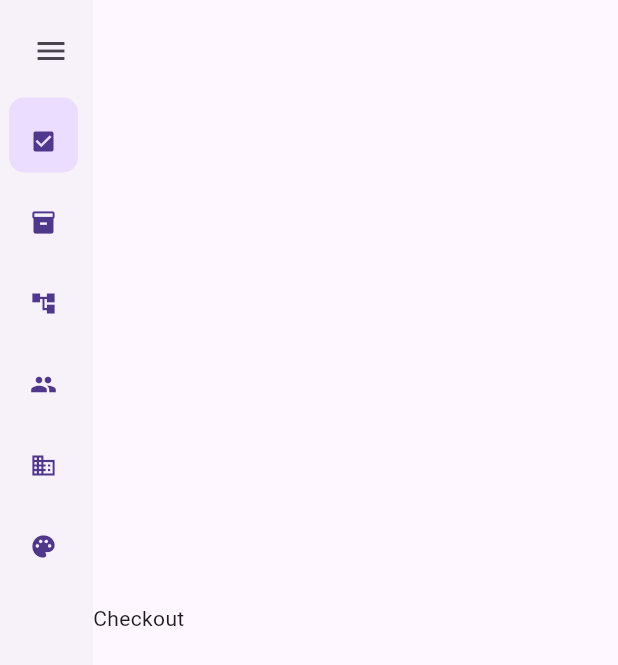
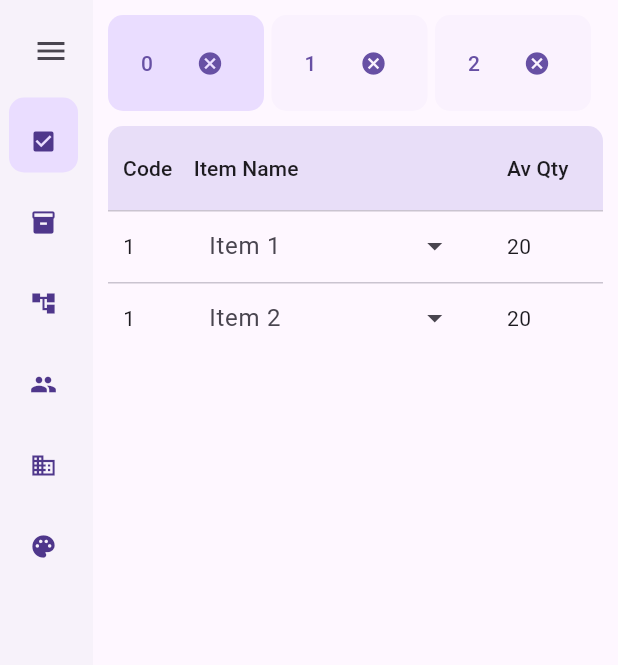
Before and after one commit to buddhimaaushan/flutter-mini-pos, a Flutter app: the screen it shows after launch, on a phone screen of 412 x 824 dp. Shown: the top 665 px of the screen. Run offline on Flutter 3.47's test engine with Material 3 defaults, Android fonts, the phone set to English and light mode, and no system bars; drawn by our look-alikes of data_table_2; our stand-ins replace get.

Commit message:
functioning checkout tabs and datatable

```diff
--- /dev/null
+++ b/lib/controllers/checkout_controller.dart
@@ -0,0 +1,82 @@
+import 'package:get/get.dart';
+import 'package:mini_pos/data/models/checkout_model.dart';
+import 'package:mini_pos/ui/components/checkout_tab_pane.dart';
+
+class CheckoutTabPaneController extends GetxController {
+  RxInt checkoutTabPaneSelected = 0.obs;
+  RxList<CheckoutTabPane> checkoutTabPaneList = <CheckoutTabPane>[
+    const CheckoutTabPane(),
+    const CheckoutTabPane(),
+    const CheckoutTabPane(),
+  ].obs;
+
+  void addNewTab() {
+    checkoutTabPaneList.add(const CheckoutTabPane());
+  }
+
+  void removeTab(int index) {
+    if (checkoutTabPaneSelected >= checkoutTabPaneList.length) {
+      checkoutTabPaneSelected.value = checkoutTabPaneList.length - 1;
+    } else if (checkoutTabPaneSelected >= index &&
+        checkoutTabPaneSelected.value != 0) {
+      checkoutTabPaneSelected.value = checkoutTabPaneSelected.value - 1;
+    }
+    if (checkoutTabPaneList.length > 1) {
+      checkoutTabPaneList.removeAt(index);
+    }
+  }
+
+  void selectTab(int index) {
+    checkoutTabPaneSelected.value = index;
+  }
+
+  void addItem(CheckoutTabPane item) {
+    checkoutTabPaneList.add(item);
+  }
+
+  void removeItem(CheckoutTabPane item) {
+    checkoutTabPaneList.remove(item);
+  }
+}
+
+class CheckoutItemListController extends GetxController {
+  RxList<CheckoutItem> checkoutItemList = <CheckoutItem>[
+    CheckoutItem(
+      id: RxString("1"),
+      code: RxInt(1),
+      name: RxString("Item 1"),
+      avQty: RxInt(20),
+      ordQty: RxInt(5),
+      priceItem: RxInt(100),
+      category: RxString('Category 1'),
+      brand: RxString('Brand 1'),
+      supplier: RxString('Supplier 1'),
+      image: null,
+    ),
+    CheckoutItem(
+      id: RxString("2"),
+      code: RxInt(1),
+      name: RxString("Item 2"),
+      avQty: RxInt(20),
+      ordQty: RxInt(5),
+      priceItem: RxInt(100),
+      category: RxString('Category 2'),
+      brand: RxString('Brand 1'),
+      supplier: RxString('Supplier 2'),
+      image: null,
+    ),
+  ].obs;
+
+  void addItem(CheckoutItem item) {
+    checkoutItemList.add(item);
+  }
+
+  void removeItem(int index) {
+    checkoutItemList.removeAt(index);
+  }
+
+  void updateItem(CheckoutItem item) {
+    int index = checkoutItemList.indexOf(item);
+    checkoutItemList[index] = item;
+  }
+}
--- /dev/null
+++ b/lib/controllers/inventory_controller.dart
@@ -0,0 +1,19 @@
+import 'package:get/get.dart';
+import 'package:mini_pos/data/models/inventory_model.dart';
+
+class InventoryController extends GetxController {
+  RxList<InventoryItem> iventoryState = InventoryItem.inventories.obs;
+
+  void addItem(InventoryItem item) {
+    iventoryState.add(item);
+  }
+
+  void removeItem(InventoryItem item) {
+    iventoryState.remove(item);
+  }
+
+  void updateItem(InventoryItem item, bool imgUpdated) {
+    int index = iventoryState.indexOf(item);
+    iventoryState[index] = item;
+  }
+}
--- /dev/null
+++ b/lib/data/models/checkout_model.dart
@@ -0,0 +1,45 @@
+import 'package:get/get.dart';
+
+class CheckoutItem {
+  Rx<String> id;
+  Rx<int> code;
+  Rx<String> name;
+  Rx<int> avQty;
+  Rx<int> ordQty;
+  Rx<int> priceItem;
+  Rx<String> category;
+  Rx<String> brand;
+  Rx<String> supplier;
+  Rx<String>? image;
+  Rx<String>? description;
+
+  CheckoutItem({
+    required this.id,
+    required this.code,
+    required this.name,
+    required this.avQty,
+    required this.ordQty,
+    required this.priceItem,
+    required this.category,
+    required this.brand,
+    required this.supplier,
+    this.description,
+    this.image,
+  });
+
+  factory CheckoutItem.fromJson(Map<String, dynamic> json) {
+    return CheckoutItem(
+      id: json['id'],
+      code: json['code'],
+      name: json['name'],
+      avQty: json['qty'],
+      ordQty: json['cost'],
+      priceItem: json['price'],
+      description: json['description'],
+      category: json['category'],
+      brand: json['brand'],
+      supplier: json['supplier'],
+      image: json['image'],
+    );
+  }
+}
--- /dev/null
+++ b/lib/data/models/inventory_model.dart
@@ -0,0 +1,88 @@
+import 'dart:convert';
+
+import 'package:uuid/uuid.dart';
+
+const Uuid _uuid = Uuid();
+
+class InventoryItem {
+  final String id;
+  final int code;
+  final String name;
+  final int qty;
+  final int cost;
+  final int price;
+  final String? description;
+  final String category;
+  final String brand;
+  final String supplier;
+  final String? image;
+
+  InventoryItem({
+    required this.id,
+    required this.code,
+    required this.name,
+    required this.qty,
+    required this.cost,
+    required this.price,
+    required this.category,
+    required this.brand,
+    required this.supplier,
+    this.description,
+    this.image,
+  });
+
+  factory InventoryItem.fromJson(Map<String, dynamic> json) {
+    return InventoryItem(
+      id: json['id'],
+      code: json['code'],
+      name: json['name'],
+      qty: json['qty'],
+      cost: json['cost'],
+      price: json['price'],
+      description: json['description'],
+      category: json['category'],
+      brand: json['brand'],
+      supplier: json['supplier'],
+      image: json['image'],
+    );
+  }
+
+  static List<InventoryItem> inventories = [
+    InventoryItem(
+      id: _uuid.v4(),
+      code: 1,
+      name: "Towel",
+      qty: 50,
+      cost: 510,
+      price: 320,
+      description: "Towel",
+      category: "Towel",
+      brand: "CK",
+      supplier: "Maharagama",
+      // image: const Base64Encoder().convert(
+      //     'https://www.google.com/images/branding/googlelogo/1x/googlelogo_color_272x92dp.png'
+      //         .codeUnits),
+      image: const Base64Encoder().convert(
+          'https://encrypted-tbn0.gstatic.com/images?q=tbn:ANd9GcSzKCVORxwpnpxc0EaGBYSHORpNvbxmdAnWb-FKVoUY8Q&s'
+              .codeUnits),
+    ),
+    InventoryItem(
+        id: _uuid.v4(),
+        code: 2,
+        name: "BED SHEET SINGLE",
+        qty: 10,
+        cost: 100,
+        price: 200,
+        description: "BED SHEET SINGLE",
+        category: "BED SHEET",
+        brand: "VS",
+        supplier: "Fort",
+        image: const Base64Encoder().convert(
+            'https://www.google.com/images/branding/googlelogo/1x/googlelogo_color_272x92dp.png'
+                .codeUnits))
+  ];
+
+  static getInventoryById(String id) {
+    return inventories.firstWhere((element) => element.id == id);
+  }
+}
--- a/lib/data/models/sidebar_model.dart
+++ b/lib/data/models/sidebar_model.dart
@@ -31,32 +31,32 @@ class SidebarListItem {
     SidebarListItem(
       title: "Checkout",
       icon: Icons.check_box,
-      view: Checkout(),
+      view: const Checkout(),
     ),
     SidebarListItem(
       title: "Inventory",
       icon: Icons.inventory,
-      view: Inventory(),
+      view: const Inventory(),
     ),
     SidebarListItem(
       title: "Category",
       icon: Icons.account_tree,
-      view: Category(),
+      view: const Category(),
     ),
     SidebarListItem(
       title: "Supplier",
       icon: Icons.group,
-      view: Supplier(),
+      view: const Supplier(),
     ),
     SidebarListItem(
       title: "Brand",
       icon: Icons.business,
-      view: Brand(),
+      view: const Brand(),
     ),
     SidebarListItem(
       title: "Theme",
       icon: Icons.palette,
-      view: AppTheme(),
+      view: const AppTheme(),
     ),
   ];
 }
--- a/lib/main.dart
+++ b/lib/main.dart
@@ -1,3 +1,5 @@
+import 'dart:ui';
+
 import 'package:flutter/material.dart';
 import 'package:get/get.dart';
 import 'package:get/get_navigation/src/root/get_material_app.dart';
@@ -14,9 +16,18 @@ class MiniPosApp extends StatelessWidget {
   @override
   Widget build(BuildContext context) {
     return GetMaterialApp(
-      home: SafeArea(child: Home()),
+      home: const SafeArea(child: Home()),
       themeMode: ThemeMode.system,
       darkTheme: ThemeData.dark(),
+      scrollBehavior: const MaterialScrollBehavior().copyWith(
+        dragDevices: {
+          PointerDeviceKind.mouse,
+          PointerDeviceKind.touch,
+          PointerDeviceKind.stylus,
+          PointerDeviceKind.trackpad,
+          PointerDeviceKind.invertedStylus
+        },
+      ),
     );
   }
 }
--- a/lib/ui/components/checkout.dart
+++ b/lib/ui/components/checkout.dart
@@ -1,9 +1,99 @@
-import 'package:flutter/widgets.dart';
+import 'package:flutter/material.dart';
+import 'package:get/get.dart';
+import 'package:mini_pos/controllers/checkout_controller.dart';
 
 class Checkout extends StatelessWidget {
   const Checkout({Key? key}) : super(key: key);
+
+  CheckoutTabPaneController get checkoutTabPaneController =>
+      Get.put(CheckoutTabPaneController());
+
   @override
   Widget build(BuildContext context) {
-    return const Text("Checkout");
+    return Container(
+      padding: const EdgeInsets.all(10),
+      child: Obx(() =>
+          Column(crossAxisAlignment: CrossAxisAlignment.start, children: [
+            const Row(),
+            _buildTab(context),
+            const SizedBox(height: 10),
+            Expanded(
+                child: checkoutTabPaneController.checkoutTabPaneList[
+                    checkoutTabPaneController.checkoutTabPaneSelected.value]),
+          ])),
+    );
+  }
+
+  Widget _buildTab(BuildContext context) {
+    return SingleChildScrollView(
+      scrollDirection: Axis.horizontal,
+      child: Row(children: [
+        for (final (idx, _)
+            in checkoutTabPaneController.checkoutTabPaneList.indexed)
+          Padding(
+            padding: const EdgeInsets.only(right: 5),
+            child: TextButton(
+              onPressed: () => checkoutTabPaneController.selectTab(idx),
+              style: ButtonStyle(
+                backgroundColor: MaterialStateProperty.all(
+                    checkoutTabPaneController.checkoutTabPaneSelected.value ==
+                            idx
+                        ? Theme.of(context).colorScheme.primaryContainer
+                        : Theme.of(context)
+                            .colorScheme
+                            .secondaryContainer
+                            .withOpacity(0.2)),
+                shape: MaterialStateProperty.all<RoundedRectangleBorder>(
+                    const RoundedRectangleBorder(
+                  // borderRadius: BorderRadius.only(
+                  //     topLeft: Radius.circular(10),
+                  //     topRight: Radius.circular(10)),
+                  borderRadius: BorderRadius.all(Radius.circular(10)),
+                )),
+                minimumSize:
+                    MaterialStateProperty.all<Size>(const Size(50, 60)),
+              ),
+              child: SizedBox(
+                width: 80,
+                child: Row(
+                  mainAxisAlignment: MainAxisAlignment.spaceBetween,
+                  children: [
+                    Padding(
+                      padding: const EdgeInsets.symmetric(horizontal: 10),
+                      child: Text(idx.toString()),
+                    ),
+                    checkoutTabPaneController.checkoutTabPaneList.length > 1
+                        ? IconButton(
+                            onPressed: () =>
+                                checkoutTabPaneController.removeTab(idx),
+                            icon: const Icon(
+                              Icons.cancel,
+                              size: 18,
+                            ),
+                          )
+                        : const SizedBox(
+                            width: 0,
+                            height: 0,
+                          )
+                  ],
+                ),
+              ),
+            ),
+          ),
+        IconButton(
+          onPressed: () => checkoutTabPaneController.addNewTab(),
+          style: ButtonStyle(
+            backgroundColor: MaterialStateProperty.all(
+                Theme.of(context).colorScheme.primaryContainer),
+            shape: MaterialStateProperty.all<RoundedRectangleBorder>(
+                RoundedRectangleBorder(
+              borderRadius: BorderRadius.circular(100),
+            )),
+          ),
+          icon: const Icon(Icons.add),
+          // iconSize: 20,
+        ),
+      ]),
+    );
   }
 }
--- /dev/null
+++ b/lib/ui/components/checkout_tab_pane.dart
@@ -0,0 +1,98 @@
+import 'package:data_table_2/data_table_2.dart';
+import 'package:flutter/material.dart';
+import 'package:get/get.dart';
+import 'package:mini_pos/controllers/checkout_controller.dart';
+import 'package:mini_pos/data/models/checkout_model.dart';
+import 'package:mini_pos/data/models/inventory_model.dart';
+import 'package:mini_pos/ui/components/ex_data_table.dart';
+
+class CheckoutTabPane extends StatelessWidget {
+  const CheckoutTabPane({Key? key}) : super(key: key);
+
+  CheckoutItemListController get checkoutItemListController =>
+      Get.put(CheckoutItemListController());
+
+  @override
+  Widget build(BuildContext context) {
+    return Obx(() => Container(
+        decoration: BoxDecoration(
+          borderRadius: BorderRadius.circular(10),
+        ),
+        clipBehavior: Clip.antiAlias,
+        child: ExDataTable(headers: const [
+          DataColumn2(label: Text("Code"), size: ColumnSize.S),
+          DataColumn2(label: Text("Item Name"), size: ColumnSize.L),
+          DataColumn2(label: Text("Av Qty"), size: ColumnSize.M),
+          DataColumn2(label: Text("Ord Qty"), size: ColumnSize.M),
+          DataColumn2(label: Text("Price/Item"), size: ColumnSize.M),
+          DataColumn2(label: Text("Price"), size: ColumnSize.M),
+          DataColumn2(label: Text("Category"), size: ColumnSize.M),
+          DataColumn2(label: Text("Brand"), size: ColumnSize.M),
+          DataColumn2(label: Text("Supplier"), size: ColumnSize.M),
+          DataColumn2(label: Text("Image"), size: ColumnSize.M),
+          DataColumn2(label: Text("Description"), size: ColumnSize.M),
+        ], rows: [
+          for (final item in checkoutItemListController.checkoutItemList)
+            DataRow(cells: <DataCell>[
+              DataCell(Text(item.code.toString())),
+              DataCell(_buildItemDropdownMenu(item)),
+              DataCell(Text(item.avQty.toString())),
+              DataCell(
+                TextFormField(
+                  initialValue: item.ordQty.toString(),
+                  keyboardType: TextInputType.number,
+                  onFieldSubmitted: (val) {
+                    item.ordQty.value = int.parse(val);
+                  },
+                ),
+              ),
+              DataCell(Text(item.priceItem.toString())),
+              DataCell(
+                  Text((item.ordQty.value * item.priceItem.value).toString())),
+              DataCell(Text(item.category.value)),
+              DataCell(Text(item.brand.value)),
+              DataCell(Text(item.supplier.value)),
+              DataCell(Text(item.image.toString())),
+              DataCell(Text(item.description.toString())),
+            ])
+        ], isLoading: false)));
+  }
+
+  Widget _buildItemDropdownMenu(CheckoutItem item) {
+    return DropdownMenu(
+      expandedInsets: EdgeInsets.all(10),
+      onSelected: (value) {
+        InventoryItem inventory = InventoryItem.inventories
+            .firstWhere((element) => element.id == value);
+        item.id.value = inventory.id;
+        item.code.value = inventory.code;
+        item.name.value = inventory.name;
+        item.avQty.value = inventory.qty;
+        item.ordQty.value = 1;
+        item.priceItem.value = inventory.price;
+        item.category.value = inventory.category;
+        item.brand.value = inventory.brand;
+        item.supplier.value = inventory.supplier;
+        item.image?.value = inventory.image!;
+        item.description?.value = inventory.description!;
+      },
+      label: Text(item.name.value),
+      dropdownMenuEntries: [
+        for (final inventory in InventoryItem.inventories)
+          DropdownMenuEntry(
+            value: inventory.id,
+            label: inventory.name,
+          )
+      ],
+      enableFilter: true,
+      enableSearch: true,
+      hintText: "Search Item",
+      textStyle: TextStyle(fontSize: 14),
+      inputDecorationTheme: InputDecorationTheme(
+          hintStyle: TextStyle(fontSize: 12),
+          border: InputBorder.none,
+          floatingLabelBehavior: FloatingLabelBehavior.never,
+          contentPadding: EdgeInsets.only(bottom: 20)),
+    );
+  }
+}
--- /dev/null
+++ b/lib/ui/components/ex_data_table.dart
@@ -0,0 +1,34 @@
+import 'package:data_table_2/data_table_2.dart';
+import 'package:flutter/material.dart';
+
+class ExDataTable extends StatelessWidget {
+  final List<DataColumn> headers;
+  final List<DataRow> rows;
+
+  final bool isLoading;
+
+  const ExDataTable(
+      {Key? key,
+      required this.headers,
+      required this.rows,
+      required this.isLoading})
+      : super(key: key);
+  @override
+  Widget build(BuildContext context) {
+    return DataTable2(
+      columns: headers,
+      rows: rows,
+      minWidth: 1200,
+      lmRatio: 2,
+      smRatio: 0.5,
+      columnSpacing: 10,
+      fixedLeftColumns: 2,
+      horizontalMargin: 10,
+      isVerticalScrollBarVisible: true,
+      isHorizontalScrollBarVisible: true,
+      scrollController: ScrollController(),
+      headingRowColor: MaterialStateProperty.all<Color>(
+          Theme.of(context).colorScheme.secondaryContainer),
+    );
+  }
+}
--- a/pubspec.yaml
+++ b/pubspec.yaml
@@ -31,6 +31,9 @@ dependencies:
   flutter:
     sdk: flutter
   get: ^4.6.6
+  expandable_datatable: ^0.0.7
+  uuid: ^4.3.3
+  data_table_2: ^2.5.10
 
   # The following adds the Cupertino Icons font to your application.
   # Use with the CupertinoIcons class for iOS style icons.
```
Also changed, not shown: pubspec.lock.
